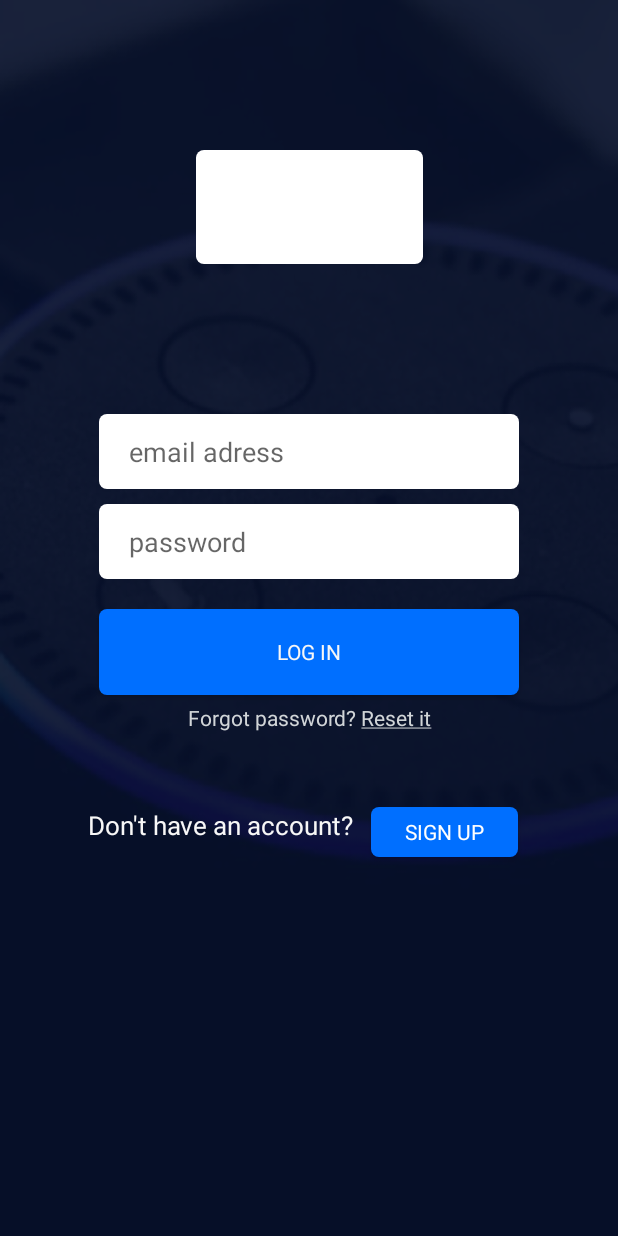
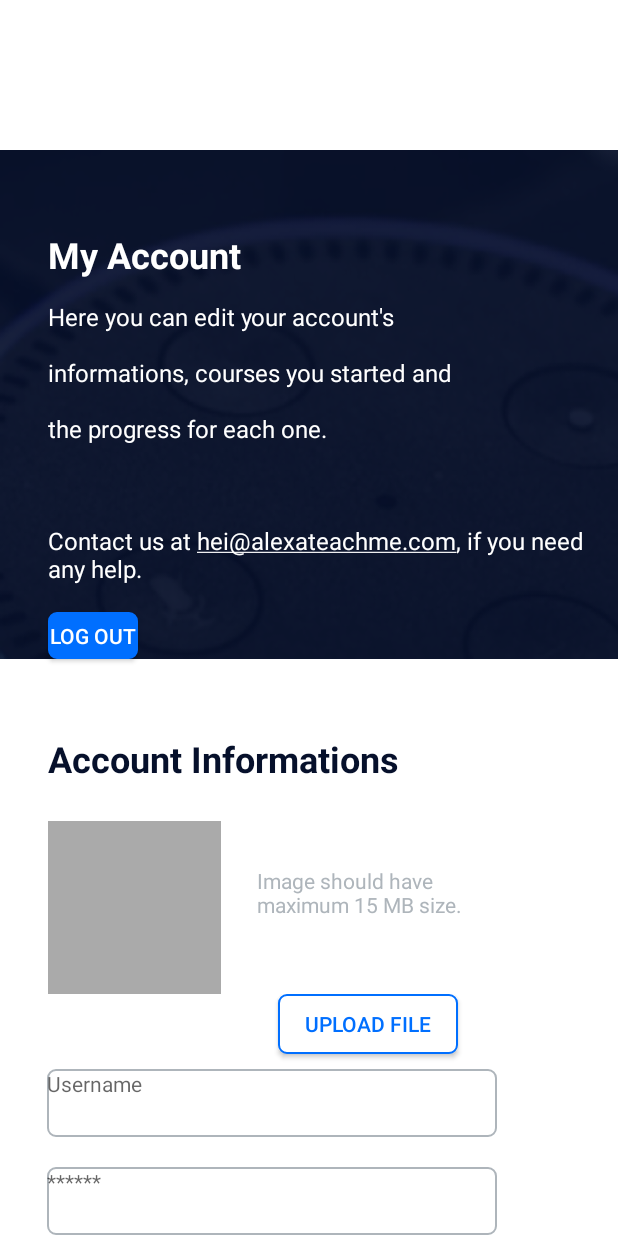
Before and after one commit to macoveisilviu/AssistInternship2018vol2, an Android app: the screen it shows after launch (LoginScreenActivity before the commit, MyAccountMenu after it), on a phone screen of 412 x 824 dp. Run offline under Robolectric (Android 15) with nearby library versions, the phone set to English and light mode, and no system bars.

Commit message:
Finish UI Acount Menu

```diff
--- a/app/src/main/AndroidManifest.xml
+++ b/app/src/main/AndroidManifest.xml
@@ -1,6 +1,8 @@
 <?xml version="1.0" encoding="utf-8"?>
 <manifest xmlns:android="http://schemas.android.com/apk/res/android"
     package="com.assist.assistteachme">
+
+
 
     <application
         android:allowBackup="true"
@@ -11,9 +13,9 @@
 
         android:theme="@style/AppTheme">
 
-        <activity android:name=".MyAccountMenu"/>
+        <activity android:name=".LoginScreenActivity"/>
 
-        <activity android:name="LoginScreenActivity">
+        <activity android:name=".MyAccountMenu">
             <intent-filter>
                 <action android:name="android.intent.action.MAIN" />
 
--- a/app/src/main/java/com/assist/assistteachme/MyAccountMenu.java
+++ b/app/src/main/java/com/assist/assistteachme/MyAccountMenu.java
@@ -1,14 +1,26 @@
 package com.assist.assistteachme;
 
+import android.content.Context;
 import android.content.Intent;
+import android.net.Uri;
+import android.provider.MediaStore;
 import android.support.v7.app.AppCompatActivity;
 import android.os.Bundle;
+import android.util.Log;
 import android.view.View;
 import android.widget.Button;
+import android.widget.ImageView;
+import android.widget.Toast;
+
+import java.io.File;
 
 public class MyAccountMenu extends AppCompatActivity {
 
-    private Button logOutButton;
+    Button logOutButton;
+    ImageView imageView;
+    Button uploadButton;
+    private static final int PICK_IMAGE = 100;
+    Uri imageUri;
 
     @Override
     protected void onCreate(Bundle savedInstanceState) {
@@ -16,6 +28,8 @@ public class MyAccountMenu extends AppCompatActivity {
         setContentView(R.layout.activity_my_account_menu);
 
         logOutButton = findViewById(R.id.activity_my_account_button);
+        imageView = findViewById(R.id.activity_my_account_photo);
+        uploadButton = findViewById(R.id.upload_button);
 
 
         logOutButton.setOnClickListener(new View.OnClickListener() {
@@ -24,12 +38,51 @@ public class MyAccountMenu extends AppCompatActivity {
                 startActivity(new Intent(MyAccountMenu.this, LoginScreenActivity.class));
             }
         });
+
+
+        uploadButton.setOnClickListener(new View.OnClickListener() {
+            @Override
+            public void onClick(View v) {
+                openGallery();
+            }
+        });
     }
 
 
+    private void openGallery() {
+        Intent gallery = new Intent(Intent.ACTION_PICK, MediaStore.Images.Media.INTERNAL_CONTENT_URI);
+        startActivityForResult(gallery, PICK_IMAGE);
+    }
 
+    @Override
+    protected void onActivityResult(int requestCode, int resultCode, Intent data) {
+        super.onActivityResult(requestCode, resultCode, data);
 
+        if (resultCode == RESULT_OK && requestCode == PICK_IMAGE) {
+            imageUri = data.getData();
+            Log.i("FileDebug", "Path: " + imageUri.getPath() +
+                    " size: " + new File(imageUri.getPath()).length() +
+                    " status: " + MaxSizeImage(imageUri.getPath()));
 
+            //File file = new File( imageUri.getPath());
+            //file.length();
+            //Log.i("File", file.length()+"");
+            imageView.setImageURI(imageUri);
+        }
 
 
     }
+
+    public boolean MaxSizeImage(String imagePath) {
+        boolean temp = false;
+        File file = new File(imagePath);
+        long length = file.length();
+
+        if (length < 22500000) // 15 mb
+            temp = true;
+
+        return temp;
+    }
+
+
+}
--- a/app/src/main/java/com/assist/assistteachme/RegisterActivity.java
+++ b/app/src/main/java/com/assist/assistteachme/RegisterActivity.java
@@ -108,8 +108,8 @@ public class RegisterActivity extends AppCompatActivity {
             return false;
         }
 
-        if (passworD.length() < 4 || passworD.length() > 16) {
-            passworD.setError("MINIMUM 4 characters and MAXIMUM 16 characters!");
+        if (passworD.length() < 8 || passworD.length() > 100) {
+            passworD.setError("MINIMUM 8 characters and MAXIMUM 100 characters!");
             return false;
         }
 
--- /dev/null
+++ b/app/src/main/res/drawable/grey_round_corners.xml
@@ -0,0 +1,14 @@
+<?xml version="1.0" encoding="utf-8"?>
+<shape xmlns:android="http://schemas.android.com/apk/res/android"
+    android:shape="rectangle">
+    // The width and color of the border
+    <stroke
+        android:width="1dp"
+        android:color="#FFAEB5BB"
+         />
+    <solid
+        android:color="#FFFFFF"
+        />
+    <corners android:radius="5dp" />
+
+</shape>
--- /dev/null
+++ b/app/src/main/res/drawable/simple_round_blue_solid_corners.xml
@@ -0,0 +1,10 @@
+<?xml version="1.0" encoding="utf-8"?>
+<shape xmlns:android="http://schemas.android.com/apk/res/android"
+    android:shape="rectangle">
+    // The width and color of the border
+    <solid android:color="#FF006FFF" />
+    <stroke android:width="1dp" android:color="#FF006FFF" />
+
+    <corners android:radius="5dp" />
+
+</shape>
--- a/app/src/main/res/layout/activity_my_account_menu.xml
+++ b/app/src/main/res/layout/activity_my_account_menu.xml
@@ -23,6 +23,7 @@
             android:layout_width="match_parent"
             android:layout_height="100dp"
             android:background="@android:color/white" />
+
 
 
         <TextView
@@ -54,7 +55,7 @@
             android:layout_height="31dp"
             android:layout_marginLeft="32dp"
             android:layout_marginTop="18dp"
-                android:background="#FF006FFF"
+            android:background="@drawable/simple_round_blue_solid_corners"
             android:onClick="LogOutButton"
             android:singleLine="true"
 
@@ -85,14 +86,14 @@
             android:layout_height="wrap_content"
             android:background="@android:color/white">
 
+
         <ImageView
             android:id="@+id/activity_my_account_photo"
             android:layout_width="115dp"
             android:layout_height="115dp"
             android:layout_marginLeft="32dp"
             android:layout_marginTop="20dp"
-
-                    android:background="@android:color/holo_blue_light" />
+            android:src ="@android:color/darker_gray"/>
 
         <TextView
             android:layout_width="174dp"
@@ -107,20 +108,105 @@ maximum 15 MB size."
 
     <LinearLayout
         android:layout_width="match_parent"
-            android:layout_height="wrap_content"
+        android:layout_height="50dp"
         android:background="@android:color/white">
 
         <Button
+            android:id="@+id/upload_button"
             android:layout_width="120dp"
             android:layout_height="40dp"
             android:singleLine="true"
             android:text="Upload file"
-                android:background="@android:color/white"
+            android:background="@drawable/simple_round_blue_corners"
             android:textColor="#FF006FFF"
             android:layout_marginLeft="185dp"
             android:layout_marginBottom="100dp"/>
 
+
+
     </LinearLayout>
+
+        <android.support.constraint.ConstraintLayout
+            android:layout_width="match_parent"
+            android:layout_height="match_parent"
+            android:background="@android:color/white">
+
+            <TextView
+                android:id="@+id/accout_menu_username"
+                android:layout_width="300dp"
+                android:layout_height="45dp"
+                android:hint="Username"
+                android:background="@drawable/grey_round_corners"
+
+                android:gravity="left"
+                android:layout_marginTop="70dp"
+                android:layout_marginRight="50dp"
+                app:layout_constraintEnd_toEndOf="parent"
+                app:layout_constraintStart_toStartOf="parent"
+                app:layout_constraintTop_toBottomOf="@id/upload_button"
+                />
+
+
+            <TextView
+                android:id="@+id/account_menu_password"
+                android:layout_width="300dp"
+                android:layout_height="45dp"
+                android:hint="******"
+                android:background="@drawable/grey_round_corners"
+                android:layout_marginRight="50dp"
+                android:gravity="left"
+                android:layout_marginTop="20dp"
+                app:layout_constraintEnd_toEndOf="parent"
+                app:layout_constraintStart_toStartOf="parent"
+                app:layout_constraintTop_toBottomOf="@id/accout_menu_username"
+                />
+
+            <TextView
+                android:id="@+id/account_menu_email"
+                android:layout_width="300dp"
+                android:layout_height="45dp"
+                android:hint="email"
+                android:background="@drawable/grey_round_corners"
+                android:layout_marginRight="50dp"
+                android:gravity="left"
+                android:layout_marginTop="20dp"
+                app:layout_constraintEnd_toEndOf="parent"
+                app:layout_constraintStart_toStartOf="parent"
+                app:layout_constraintTop_toBottomOf="@id/account_menu_password"
+                />
+
+            <Button
+                android:id="@+id/account_save_button"
+                android:layout_width="56dp"
+                android:layout_height="31dp"
+                android:layout_marginTop="40dp"
+                app:layout_constraintEnd_toEndOf="parent"
+                app:layout_constraintStart_toStartOf="parent"
+                app:layout_constraintTop_toBottomOf="@+id/account_menu_email"
+                android:text="Save"
+                android:textColor="@android:color/white"
+                android:background="@drawable/simple_round_blue_solid_corners"
+                />
+
+            <Button
+                android:id="@+id/account_cancel_button"
+                android:layout_width="56dp"
+                android:layout_height="31dp"
+                android:layout_marginTop="40dp"
+                android:layout_marginLeft="160dp"
+                app:layout_constraintEnd_toEndOf="parent"
+                app:layout_constraintStart_toStartOf="parent"
+                app:layout_constraintTop_toBottomOf="@+id/account_menu_email"
+                android:text="Cancel"
+                android:background="@drawable/simple_round_corners"
+                />
+
+
+
+
+
+
+        </android.support.constraint.ConstraintLayout>
 
 
 </LinearLayout>
```
Also changed, not shown: app/src/main/res/layout/register_activity.xml (+5 -5 lines). Lines whose indentation alone changed are shown as unchanged.
